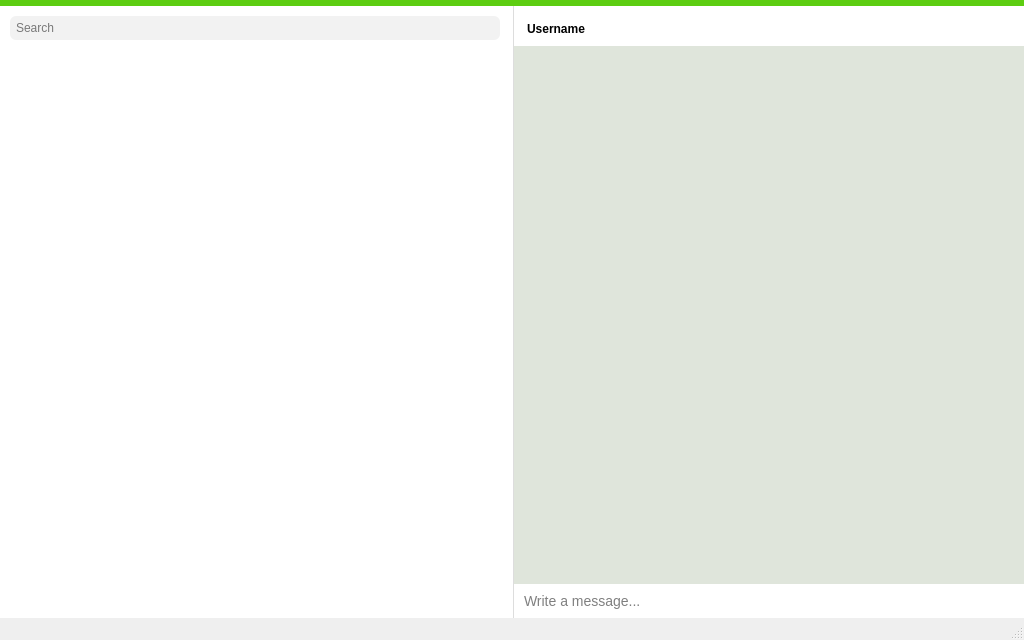
This is layouts/main_ui.ui in edroot/kik-desktop as Qt 5 draws it before an edit. The edited form follows.
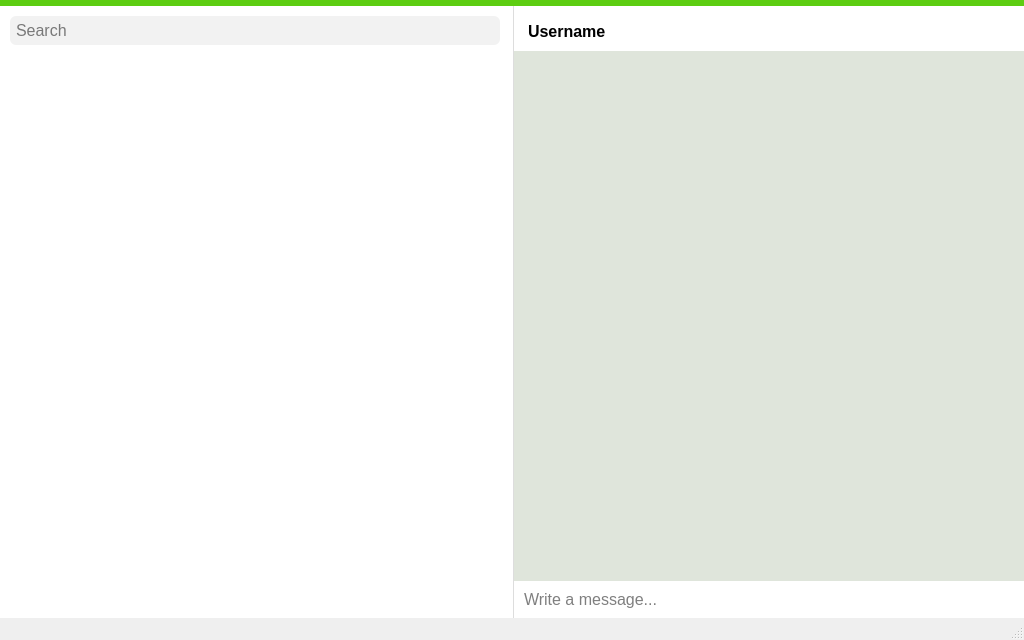
This is the edited form.

The edit to the form file:
```diff
--- a/layouts/main_ui.ui
+++ b/layouts/main_ui.ui
@@ -69,6 +69,11 @@
         </property>
         <item>
          <widget class="QLineEdit" name="lineEdit_2">
+          <property name="font">
+           <font>
+            <pointsize>12</pointsize>
+           </font>
+          </property>
           <property name="styleSheet">
            <string notr="true">margin: 10px;
 background-color: rgb(242, 242, 242);
@@ -99,6 +104,13 @@
         </property>
         <item>
          <widget class="QLabel" name="userLabel">
+          <property name="font">
+           <font>
+            <pointsize>12</pointsize>
+            <weight>75</weight>
+            <bold>true</bold>
+           </font>
+          </property>
           <property name="styleSheet">
            <string notr="true">font-weight: bold;
 margin: 10px;</string>
@@ -116,47 +128,34 @@
         </item>
         <item>
          <widget class="QListWidget" name="messages">
+          <property name="font">
+           <font>
+            <stylestrategy>PreferAntialias</stylestrategy>
+            <kerning>true</kerning>
+           </font>
+          </property>
           <property name="styleSheet">
            <string notr="true">#messages {
 	background-color: rgb(223, 229, 219);
-}
-
-QWidget#message {
-    background-color: white;
-    border: 1px solid #DDD;
-    border-radius: 4px;
-	margin-left: 20px;
-}
-
-QWidget#ownMessage {
-    background-color: #59c817;
-    color: white;
-    border: 1px solid #DDD;
-    border-radius: 4px;
-	margin-right: 20px;
-}
-
-QWidget#message QLabel {
-    font: 14px;
-}
-
-QWidget#ownMessage QLabel {
-    color: white;
-    font: 14px;
-}
-
-QLabel#nameLabel {
-    font: bold;
-}
-</string>
+}</string>
+          </property>
+          <property name="horizontalScrollBarPolicy">
+           <enum>Qt::ScrollBarAlwaysOff</enum>
+          </property>
+          <property name="verticalScrollMode">
+           <enum>QAbstractItemView::ScrollPerPixel</enum>
           </property>
          </widget>
         </item>
         <item>
          <widget class="QLineEdit" name="messageEdit">
+          <property name="font">
+           <font>
+            <pointsize>12</pointsize>
+           </font>
+          </property>
           <property name="styleSheet">
-           <string notr="true">padding: 8px;
-font-size: 14px;</string>
+           <string notr="true">padding: 8px;</string>
           </property>
           <property name="placeholderText">
            <string>Write a message...</string>
```
Left out of the diff: 3 changed lines with no effect on the pictures.
